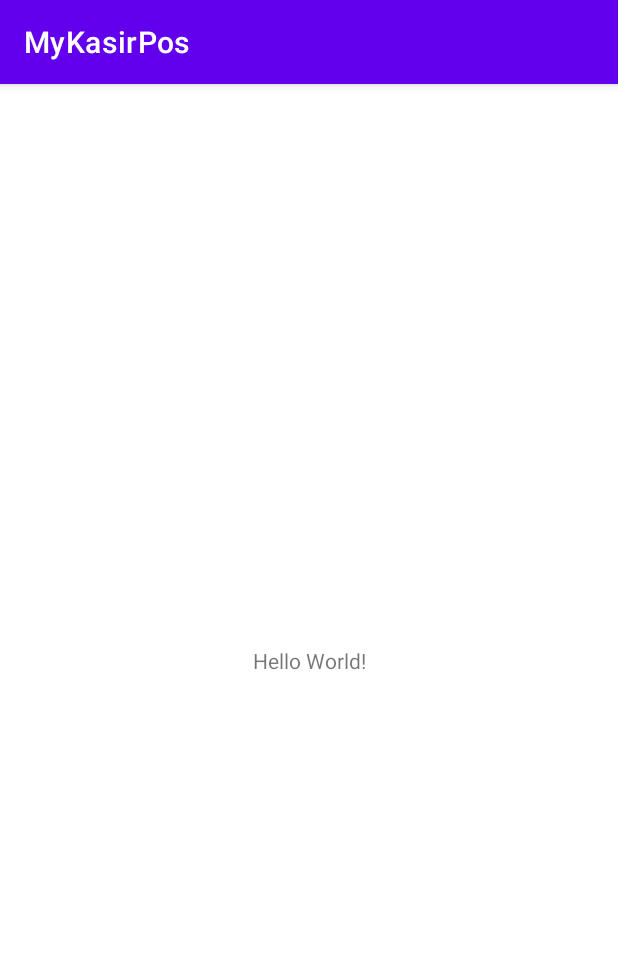
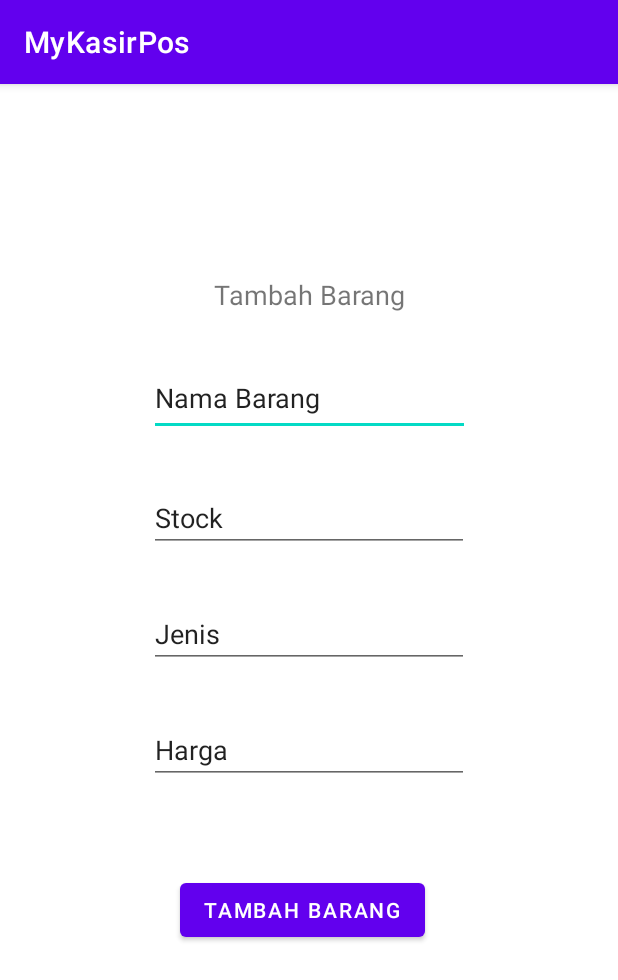
Before and after one commit to billyrefanto/MyKasirPos, an Android app: the screen it shows after launch (MainActivity), on a phone screen of 412 x 824 dp. Shown: the top 980 px of the screen. Run offline under Robolectric (Android 15) with nearby library versions, the phone set to English and light mode, and no system bars.

Commit message:
Pembuatan halaman tambah barang

```diff
--- a/app/src/main/java/org/d3if4041/mykasirpos/MainActivity.kt
+++ b/app/src/main/java/org/d3if4041/mykasirpos/MainActivity.kt
@@ -6,6 +6,6 @@ import android.os.Bundle
 class MainActivity : AppCompatActivity() {
     override fun onCreate(savedInstanceState: Bundle?) {
         super.onCreate(savedInstanceState)
-        setContentView(R.layout.activity_main)
+        setContentView(R.layout.tambah_barang)
     }
 }
--- /dev/null
+++ b/app/src/main/res/layout/tambah_barang.xml
@@ -0,0 +1,84 @@
+<?xml version="1.0" encoding="utf-8"?>
+<androidx.constraintlayout.widget.ConstraintLayout xmlns:android="http://schemas.android.com/apk/res/android"
+    xmlns:app="http://schemas.android.com/apk/res-auto"
+    xmlns:tools="http://schemas.android.com/tools"
+    android:layout_width="match_parent"
+    android:layout_height="match_parent"
+    tools:context=".MainActivity">
+
+    <TextView
+        android:id="@+id/tambah_barang"
+        android:layout_width="wrap_content"
+        android:layout_height="wrap_content"
+        android:layout_marginTop="128dp"
+        android:text="@string/tambah_barang"
+        android:textSize="18sp"
+        app:layout_constraintBottom_toTopOf="@+id/nama_barang"
+        app:layout_constraintLeft_toLeftOf="parent"
+        app:layout_constraintRight_toRightOf="parent"
+        app:layout_constraintTop_toTopOf="parent" />
+
+    <EditText
+        android:id="@+id/nama_barang"
+        android:layout_width="214dp"
+        android:layout_height="50dp"
+        android:layout_marginTop="32dp"
+        android:ems="10"
+        android:inputType="text"
+        android:text="@string/nama_barang"
+        app:layout_constraintBottom_toTopOf="@id/stock"
+        app:layout_constraintEnd_toEndOf="parent"
+        app:layout_constraintStart_toStartOf="parent"
+        app:layout_constraintTop_toBottomOf="@id/tambah_barang" />
+
+    <EditText
+        android:id="@+id/stock"
+        android:layout_width="wrap_content"
+        android:layout_height="wrap_content"
+        android:layout_marginTop="32dp"
+        android:ems="10"
+        android:inputType="number"
+        android:text="@string/stock"
+        app:layout_constraintBottom_toTopOf="@+id/jenis_barang"
+        app:layout_constraintEnd_toEndOf="parent"
+        app:layout_constraintStart_toStartOf="parent"
+        app:layout_constraintTop_toBottomOf="@id/nama_barang" />
+
+    <EditText
+        android:id="@+id/jenis_barang"
+        android:layout_width="wrap_content"
+        android:layout_height="wrap_content"
+        android:layout_marginTop="32dp"
+        android:ems="10"
+        android:inputType="text"
+        android:text="@string/jenis"
+        app:layout_constraintBottom_toTopOf="@+id/harga"
+        app:layout_constraintEnd_toEndOf="parent"
+        app:layout_constraintStart_toStartOf="parent"
+        app:layout_constraintTop_toBottomOf="@+id/stock" />
+
+    <EditText
+        android:id="@+id/harga"
+        android:layout_width="wrap_content"
+        android:layout_height="wrap_content"
+        android:layout_marginTop="32dp"
+        android:ems="10"
+        android:inputType="number"
+        android:text="@string/harga"
+        app:layout_constraintBottom_toTopOf="@+id/button"
+        app:layout_constraintEnd_toEndOf="parent"
+        app:layout_constraintStart_toStartOf="parent"
+        app:layout_constraintTop_toBottomOf="@+id/jenis_barang"
+        />
+
+    <Button
+        android:id="@+id/button"
+        android:layout_width="wrap_content"
+        android:layout_height="wrap_content"
+        android:layout_marginStart="120dp"
+        android:layout_marginTop="60dp"
+        android:text="@string/tambah_barang"
+        app:layout_constraintStart_toStartOf="parent"
+        app:layout_constraintTop_toBottomOf="@+id/harga" />
+
+</androidx.constraintlayout.widget.ConstraintLayout>
--- a/app/src/main/res/values/strings.xml
+++ b/app/src/main/res/values/strings.xml
@@ -1,3 +1,8 @@
 <resources>
     <string name="app_name">MyKasirPos</string>
+    <string name="tambah_barang">Tambah Barang</string>
+    <string name="nama_barang">Nama Barang</string>
+    <string name="stock">Stock</string>
+    <string name="jenis">Jenis</string>
+    <string name="harga">Harga</string>
 </resources>
```
